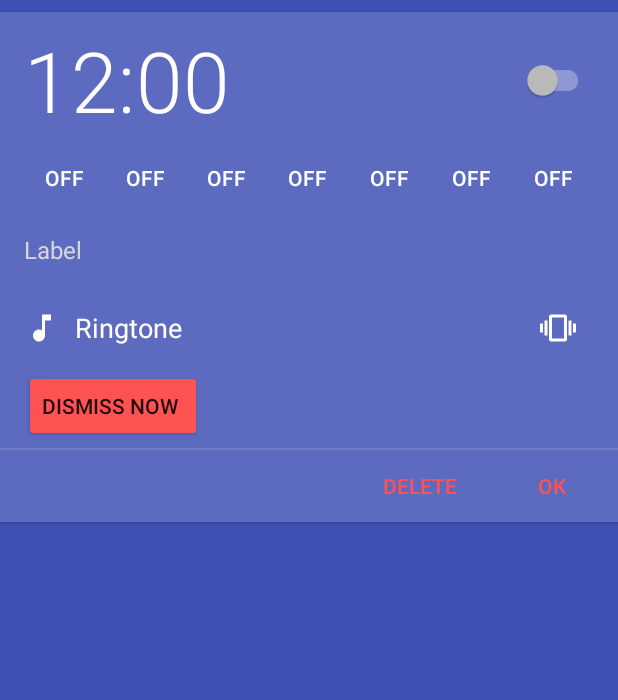
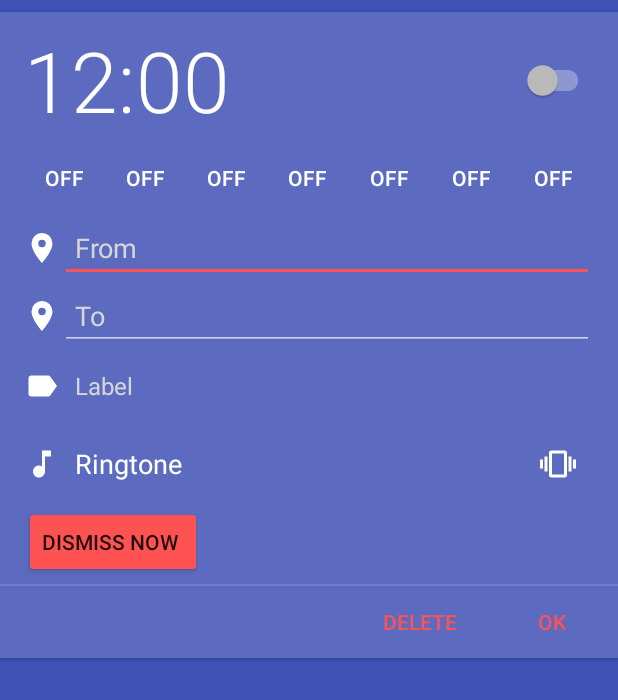
Before and after one commit to haayhappen/ClockPlus, an Android app: the layout item_expanded_alarm.xml on its own in the app's theme, with its tools: preview values and no code run, on a phone screen of 412 x 824 dp. Shown: the top 700 px of the screen. Run offline under Robolectric (Android 15) with nearby library versions, the phone set to English and light mode, and no system bars.

Commit message:
add location TextViews to alarm UI

```diff
--- /dev/null
+++ b/app/src/main/res/drawable/ic_label.xml
@@ -0,0 +1,8 @@
+<!-- drawable/label.xml -->
+<vector xmlns:android="http://schemas.android.com/apk/res/android"
+    android:height="24dp"
+    android:width="24dp"
+    android:viewportWidth="24"
+    android:viewportHeight="24">
+    <path android:fillColor="#FFFFFF" android:pathData="M17.63,5.84C17.27,5.33 16.67,5 16,5H5A2,2 0 0,0 3,7V17A2,2 0 0,0 5,19H16C16.67,19 17.27,18.66 17.63,18.15L22,12L17.63,5.84Z" />
+</vector>
--- /dev/null
+++ b/app/src/main/res/drawable/ic_map_marker.xml
@@ -0,0 +1,8 @@
+<!-- drawable/ic_map_marker.xmlxml -->
+<vector xmlns:android="http://schemas.android.com/apk/res/android"
+    android:height="24dp"
+    android:width="24dp"
+    android:viewportWidth="24"
+    android:viewportHeight="24">
+    <path  android:fillColor="#FFFFFF" android:pathData="M12,11.5A2.5,2.5 0 0,1 9.5,9A2.5,2.5 0 0,1 12,6.5A2.5,2.5 0 0,1 14.5,9A2.5,2.5 0 0,1 12,11.5M12,2A7,7 0 0,0 5,9C5,14.25 12,22 12,22C12,22 19,14.25 19,9A7,7 0 0,0 12,2Z" />
+</vector>
--- a/app/src/main/res/layout/item_expanded_alarm.xml
+++ b/app/src/main/res/layout/item_expanded_alarm.xml
@@ -1,5 +1,4 @@
-<?xml version="1.0" encoding="utf-8"?>
-<!--
+<?xml version="1.0" encoding="utf-8"?><!--
   ~ Copyright (C) 2016 Phillip Hsu
   ~
   ~ Licensed under the Apache License, Version 2.0 (the "License");
@@ -22,24 +21,22 @@
   - that are common to both VHs (primarily the time text and the on-off switch)
   - shifting slightly during the transition. We are neglecting this blight because
   - we don't expect many devices below Lollipop using our app.
-  -->
-<!-- TODO: Write a layout for v21 that instead uses the elevation attribute normally.
+  --><!-- TODO: Write a layout for v21 that instead uses the elevation attribute normally.
   - You may have to set a non-transparent background on the main view.
   - Alternatively, just keep the CardView because that takes care of the non-transparent
   - background issue for free.
   -->
-<android.support.v7.widget.CardView
-    xmlns:android="http://schemas.android.com/apk/res/android"
+<android.support.v7.widget.CardView xmlns:android="http://schemas.android.com/apk/res/android"
     xmlns:app="http://schemas.android.com/apk/res-auto"
     android:layout_width="match_parent"
     android:layout_height="wrap_content"
-    app:cardElevation="@dimen/expanded_alarm_elevation"
+    android:layout_marginBottom="@dimen/cardview_margin"
+    android:layout_marginTop="@dimen/cardview_margin"
+    android:clickable="true"
+    android:foreground="?selectableItemBackground"
+    app:cardBackgroundColor="?cardBackgroundColor"
     app:cardCornerRadius="0dp"
-    app:cardBackgroundColor="?cardBackgroundColor"
-    android:foreground="?selectableItemBackground"
-    android:clickable="true"
-    android:layout_marginTop="@dimen/cardview_margin"
-    android:layout_marginBottom="@dimen/cardview_margin">
+    app:cardElevation="@dimen/expanded_alarm_elevation">
 
     <LinearLayout
         android:layout_width="match_parent"
@@ -50,11 +47,11 @@
             android:layout_width="match_parent"
             android:layout_height="wrap_content"
             android:orientation="vertical"
-            android:paddingTop="@dimen/item_padding_top"
+            android:paddingEnd="@dimen/item_padding_end"
             android:paddingStart="@dimen/item_padding_start"
-            android:paddingEnd="@dimen/item_padding_end">
+            android:paddingTop="@dimen/item_padding_top">
 
-            <include layout="@layout/alarm_time_layout"/>
+            <include layout="@layout/alarm_time_layout" />
 
             <LinearLayout
                 android:layout_width="match_parent"
@@ -63,32 +60,74 @@
 
                 <ToggleButton
                     android:id="@+id/day0"
-                    style="@style/AlarmDayToggle"/>
+                    style="@style/AlarmDayToggle" />
 
                 <ToggleButton
                     android:id="@+id/day1"
-                    style="@style/AlarmDayToggle"/>
+                    style="@style/AlarmDayToggle" />
 
                 <ToggleButton
                     android:id="@+id/day2"
-                    style="@style/AlarmDayToggle"/>
+                    style="@style/AlarmDayToggle" />
 
                 <ToggleButton
                     android:id="@+id/day3"
-                    style="@style/AlarmDayToggle"/>
+                    style="@style/AlarmDayToggle" />
 
                 <ToggleButton
                     android:id="@+id/day4"
-                    style="@style/AlarmDayToggle"/>
+                    style="@style/AlarmDayToggle" />
 
                 <ToggleButton
                     android:id="@+id/day5"
-                    style="@style/AlarmDayToggle"/>
+                    style="@style/AlarmDayToggle" />
 
                 <ToggleButton
                     android:id="@+id/day6"
-                    style="@style/AlarmDayToggle"/>
+                    style="@style/AlarmDayToggle" />
 
+            </LinearLayout>
+
+            <LinearLayout
+                android:layout_width="match_parent"
+                android:layout_height="wrap_content"
+                android:orientation="horizontal">
+
+                <ImageView
+                    android:layout_width="wrap_content"
+                    android:layout_height="wrap_content"
+                    android:layout_gravity="center_vertical"
+                    android:background="@drawable/ic_map_marker" />
+
+                <TextView
+
+                    android:id="@+id/et_from"
+                    style="?android:attr/editTextStyle"
+                    android:layout_width="match_parent"
+                    android:layout_height="wrap_content"
+                    android:hint="@string/from"
+                    android:paddingStart="@dimen/text_compound_drawable_padding" />
+
+            </LinearLayout>
+
+            <LinearLayout
+                android:layout_width="match_parent"
+                android:layout_height="wrap_content"
+                android:orientation="horizontal">
+
+                <ImageView
+                    android:layout_width="wrap_content"
+                    android:layout_height="wrap_content"
+                    android:layout_gravity="center_vertical"
+                    android:background="@drawable/ic_map_marker" />
+
+                <TextView
+                    android:id="@+id/et_to"
+                    style="?android:attr/editTextStyle"
+                    android:layout_width="match_parent"
+                    android:layout_height="wrap_content"
+                    android:hint="@string/to"
+                    android:paddingStart="@dimen/text_compound_drawable_padding" />
             </LinearLayout>
 
             <TextView
@@ -98,13 +137,15 @@
                 android:layout_height="@dimen/label_height"
                 android:layout_marginBottom="@dimen/item_margin_between_elements"
                 android:background="?android:attr/selectableItemBackground"
-                android:gravity="center_vertical"/>
+                android:drawablePadding="@dimen/text_compound_drawable_padding"
+                android:drawableStart="@drawable/ic_label"
+                android:gravity="center_vertical" />
 
             <LinearLayout
                 android:layout_width="match_parent"
                 android:layout_height="wrap_content"
-                android:orientation="horizontal"
-                android:layout_marginBottom="@dimen/item_margin_between_elements">
+                android:layout_marginBottom="@dimen/item_margin_between_elements"
+                android:orientation="horizontal">
 
                 <Button
                     android:id="@+id/ringtone"
@@ -112,52 +153,52 @@
                     android:layout_height="wrap_content"
                     android:layout_weight="1"
                     android:background="?android:attr/selectableItemBackground"
+                    android:drawablePadding="@dimen/text_compound_drawable_padding"
+                    android:drawableStart="@drawable/ic_ringtone_24dp"
+                    android:gravity="center_vertical"
                     android:text="Ringtone"
-                    android:gravity="center_vertical"
                     android:textAppearance="@style/TextAppearance.AppCompat"
-                    android:textSize="@dimen/text_size_medium"
-                    android:drawableStart="@drawable/ic_ringtone_24dp"
-                    android:drawablePadding="@dimen/text_compound_drawable_padding"/>
+                    android:textSize="@dimen/text_size_medium" />
 
                 <com.haayhappen.clockplus.alarms.ui.TempCheckableImageButton
                     android:id="@+id/vibrate"
-                    style="@style/AlarmVibrateToggle"/>
+                    style="@style/AlarmVibrateToggle" />
 
             </LinearLayout>
 
             <Button
                 android:id="@+id/dismiss"
+                style="@style/Widget.AppCompat.Button.Colored"
                 android:layout_width="wrap_content"
                 android:layout_height="wrap_content"
-                android:text="@string/dismiss_now"
-                style="@style/Widget.AppCompat.Button.Colored"
                 android:layout_marginBottom="@dimen/item_margin_between_elements"
                 android:drawablePadding="@dimen/text_compound_drawable_padding"
-                android:paddingEnd="@dimen/button_text_right_padding"/>
+                android:paddingEnd="@dimen/button_text_right_padding"
+                android:text="@string/dismiss_now" />
 
         </LinearLayout>
 
-        <View style="@style/Divider.Horizontal"/>
+        <View style="@style/Divider.Horizontal" />
 
         <LinearLayout
             android:layout_width="match_parent"
             android:layout_height="wrap_content"
-            android:orientation="horizontal"
-            android:gravity="end">
+            android:gravity="end"
+            android:orientation="horizontal">
 
             <Button
                 android:id="@+id/delete"
+                style="@style/Widget.AppCompat.Button.Borderless.Colored"
                 android:layout_width="wrap_content"
                 android:layout_height="wrap_content"
-                style="@style/Widget.AppCompat.Button.Borderless.Colored"
-                android:text="@string/delete"/>
+                android:text="@string/delete" />
 
             <Button
                 android:id="@+id/ok"
+                style="@style/Widget.AppCompat.Button.Borderless.Colored"
                 android:layout_width="wrap_content"
                 android:layout_height="wrap_content"
-                style="@style/Widget.AppCompat.Button.Borderless.Colored"
-                android:text="@android:string/ok"/>
+                android:text="@android:string/ok" />
 
         </LinearLayout>
 
--- a/app/src/main/res/values/strings.xml
+++ b/app/src/main/res/values/strings.xml
@@ -107,4 +107,6 @@
     <!-- https://android.googlesource.com/platform/frameworks/base/+/master/core/res/res/values/strings.xml -->
     <!-- The representation of a time duration when negative. An example is -1:14. This can be used with a countdown timer for example.-->
     <string name="negative_duration">\u2212<xliff:g id="time" example="1:14">%1$s</xliff:g></string>
+    <string name="from">From</string>
+    <string name="to">To</string>
 </resources>
```
